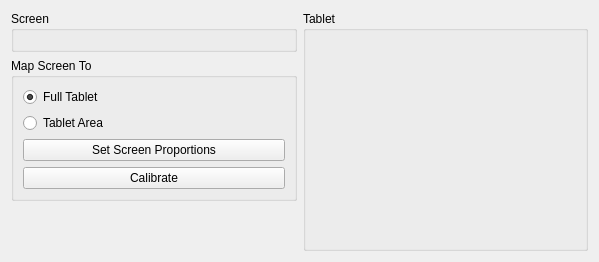
This is src/kcmodule/tabletareaselectionview.ui in KDE/wacomtablet as Qt 5 draws it before an edit. The edited form follows.
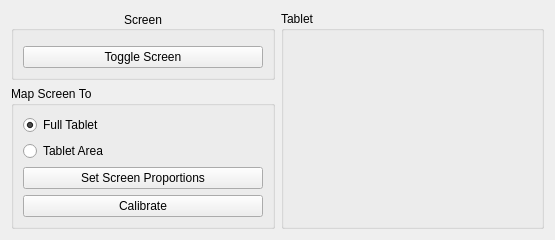
This is the edited form. Custom widgets are drawn as their Qt base class.

Commit message:
The tablet can now have different mappings for each screen.
The user can now select a tablet area for each screen independently.
However the data is only saved in the profile and not used yet. The
tablet handler has to be updated to make use of the new settings.

```diff
--- a/src/kcmodule/tabletareaselectionview.ui
+++ b/src/kcmodule/tabletareaselectionview.ui
@@ -6,8 +6,8 @@
    <rect>
     <x>0</x>
     <y>0</y>
-    <width>599</width>
-    <height>262</height>
+    <width>555</width>
+    <height>232</height>
    </rect>
   </property>
   <property name="windowTitle">
@@ -21,11 +21,25 @@
        <property name="title">
         <string>Screen</string>
        </property>
-       <layout class="QHBoxLayout" name="horizontalLayout_2">
+       <property name="alignment">
+        <set>Qt::AlignCenter</set>
+       </property>
+       <layout class="QVBoxLayout" name="verticalLayout">
+        <item>
+         <layout class="QHBoxLayout" name="screenCenterLayout">
         <item>
          <widget class="Wacom::AreaSelectionWidget" name="screenArea" native="true"/>
         </item>
        </layout>
+        </item>
+        <item>
+         <widget class="QPushButton" name="screenToggleButton">
+          <property name="text">
+           <string>Toggle Screen</string>
+          </property>
+         </widget>
+        </item>
+       </layout>
       </widget>
      </item>
      <item>
@@ -79,7 +93,7 @@
        <property name="sizeHint" stdset="0">
         <size>
          <width>1</width>
-         <height>85</height>
+         <height>5</height>
         </size>
        </property>
       </spacer>
@@ -91,7 +105,9 @@
      <property name="title">
       <string>Tablet</string>
      </property>
-     <layout class="QHBoxLayout" name="horizontalLayout_3">
+     <layout class="QVBoxLayout" name="verticalLayout_3">
+      <item>
+       <layout class="QHBoxLayout" name="areaCenterLayout">
       <item>
        <widget class="Wacom::AreaSelectionWidget" name="areaWidget" native="true">
         <property name="sizePolicy">
@@ -103,6 +119,18 @@
        </widget>
       </item>
      </layout>
+      </item>
+      <item>
+       <widget class="QLabel" name="warningLabel">
+        <property name="text">
+         <string/>
+        </property>
+        <property name="alignment">
+         <set>Qt::AlignHCenter|Qt::AlignTop</set>
+        </property>
+       </widget>
+      </item>
+     </layout>
     </widget>
    </item>
   </layout>
```
Left out of the diff: 17 changed lines with no effect on the pictures. Lines whose indentation alone changed are shown as unchanged. The commit also changes 14 other files.
